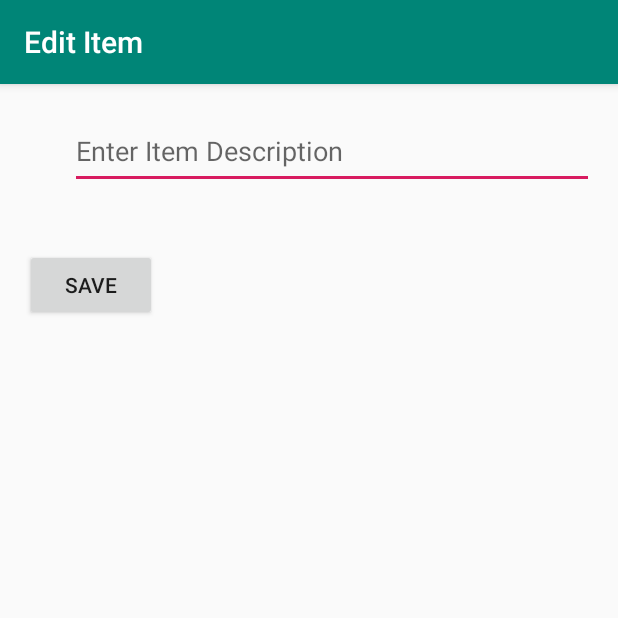
After one commit to JonnnyFive/SimpleTodo2, an Android app: the EditItemActivity screen opened directly, with no data from a screen before it, on a phone screen of 412 x 824 dp, the top half of it. The commit adds this screen. Run offline under Robolectric (Android 15) with nearby library versions, the phone set to English and light mode, and no system bars.

Commit message:
Implement Edit Item features. You can now tap a todo item to bring up a way to edit the todo item selected.

```diff
--- a/app/src/main/AndroidManifest.xml
+++ b/app/src/main/AndroidManifest.xml
@@ -16,6 +16,7 @@
                 <category android:name="android.intent.category.LAUNCHER" />
             </intent-filter>
         </activity>
+        <activity android:name=".EditItemActivity"></activity>
     </application>
 
 </manifest>
--- /dev/null
+++ b/app/src/main/java/com/example/jonathandsmith/simpletodo/EditItemActivity.java
@@ -0,0 +1,48 @@
+package com.example.jonathandsmith.simpletodo;
+
+import android.content.Intent;
+import android.os.Bundle;
+import android.support.v7.app.AppCompatActivity;
+import android.view.View;
+import android.widget.EditText;
+
+import static com.example.jonathandsmith.simpletodo.MainActivity.ITEM_POSITION;
+import static com.example.jonathandsmith.simpletodo.MainActivity.ITEM_TEXT;
+
+public class EditItemActivity extends AppCompatActivity {
+
+    //track edit text
+    EditText etItemText;
+    // position of edited item in list
+    int position;
+
+    @Override
+    protected void onCreate(Bundle savedInstanceState) {
+        super.onCreate(savedInstanceState);
+        setContentView(R.layout.activity_edit_item);
+        // resolve edit text from layout
+        etItemText = (EditText) findViewById(R.id.etItemText);
+        //set edit text value from intent extra
+        etItemText.setText(getIntent().getStringExtra(ITEM_TEXT));
+        // update position from intent extra
+        position = getIntent().getIntExtra(ITEM_POSITION, 0);
+        //update the title bar of the activity
+        getSupportActionBar().setTitle("Edit Item");
+
+    }
+
+    // handler for save button
+    public void onSaveItem(View v) {
+        // prepare new intent for result
+        Intent i = new Intent();
+        // pass updated item description to the intent as an extra
+        i.putExtra(ITEM_TEXT, etItemText.getText().toString());
+        // pass the original position as extra
+        i.putExtra(ITEM_POSITION, position);
+        // set the intent as the result of the activity
+        setResult(RESULT_OK, i);
+        // Finally we are gonna close the activity and redirect to main by calling the finish method
+        finish();
+
+    }
+}
--- /dev/null
+++ b/app/src/main/res/layout/activity_edit_item.xml
@@ -0,0 +1,43 @@
+<?xml version="1.0" encoding="utf-8"?>
+<android.support.constraint.ConstraintLayout xmlns:android="http://schemas.android.com/apk/res/android"
+    xmlns:app="http://schemas.android.com/apk/res-auto"
+    xmlns:tools="http://schemas.android.com/tools"
+    android:layout_width="match_parent"
+    android:layout_height="match_parent"
+    tools:context=".EditItemActivity">
+
+    <EditText
+        android:id="@+id/etItemText"
+        android:layout_width="349dp"
+        android:layout_height="50dp"
+        android:layout_marginStart="8dp"
+        android:layout_marginTop="8dp"
+        android:layout_marginEnd="16dp"
+        android:layout_marginBottom="8dp"
+        android:ems="10"
+        android:hint="Enter Item Description"
+        android:inputType="textMultiLine"
+        app:layout_constraintBottom_toBottomOf="parent"
+        app:layout_constraintEnd_toEndOf="parent"
+        app:layout_constraintHorizontal_bias="1.0"
+        app:layout_constraintStart_toStartOf="parent"
+        app:layout_constraintTop_toTopOf="parent"
+        app:layout_constraintVertical_bias="0.017" />
+
+    <Button
+        android:id="@+id/btnSave"
+        android:layout_width="wrap_content"
+        android:layout_height="wrap_content"
+        android:layout_marginStart="8dp"
+        android:layout_marginTop="8dp"
+        android:layout_marginEnd="8dp"
+        android:layout_marginBottom="8dp"
+        android:onClick="onSaveItem"
+        android:text="Save"
+        app:layout_constraintBottom_toBottomOf="parent"
+        app:layout_constraintEnd_toEndOf="parent"
+        app:layout_constraintHorizontal_bias="0.028"
+        app:layout_constraintStart_toStartOf="parent"
+        app:layout_constraintTop_toTopOf="parent"
+        app:layout_constraintVertical_bias="0.145" />
+</android.support.constraint.ConstraintLayout>
```
Also changed, not shown: app/src/main/java/com/example/jonathandsmith/simpletodo/MainActivity.java (+49 -0 lines).
